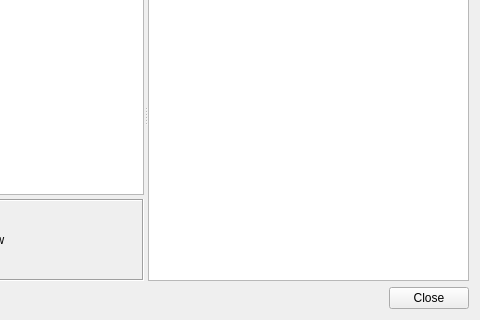
This is src/tiled/tileanimationeditor.ui in mapeditor/tiled as Qt 5 draws it before an edit; both pictures show x 189 to 669 and y 90 to 410 of the 669 by 410 pixel window. The edited form follows.
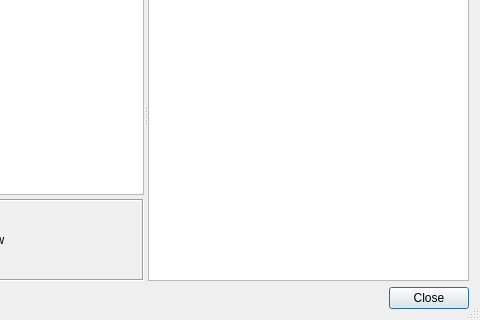
This is the edited form. Custom widgets are drawn as their Qt base class.

Commit message: Added a resize grip to the tile animation editor

Diff of the .ui file:
```diff
--- a/src/tiled/tileanimationeditor.ui
+++ b/src/tiled/tileanimationeditor.ui
@@ -1,7 +1,7 @@
 <?xml version="1.0" encoding="UTF-8"?>
 <ui version="4.0">
  <class>TileAnimationEditor</class>
- <widget class="QWidget" name="TileAnimationEditor">
+ <widget class="QDialog" name="TileAnimationEditor">
   <property name="geometry">
    <rect>
     <x>0</x>
@@ -13,6 +13,9 @@
   <property name="windowTitle">
    <string>Tile Animation Editor</string>
   </property>
+  <property name="sizeGripEnabled">
+   <bool>true</bool>
+  </property>
   <layout class="QVBoxLayout" name="verticalLayout">
    <item>
     <layout class="QHBoxLayout" name="horizontalLayout">
```
The commit also changes 2 other files.
